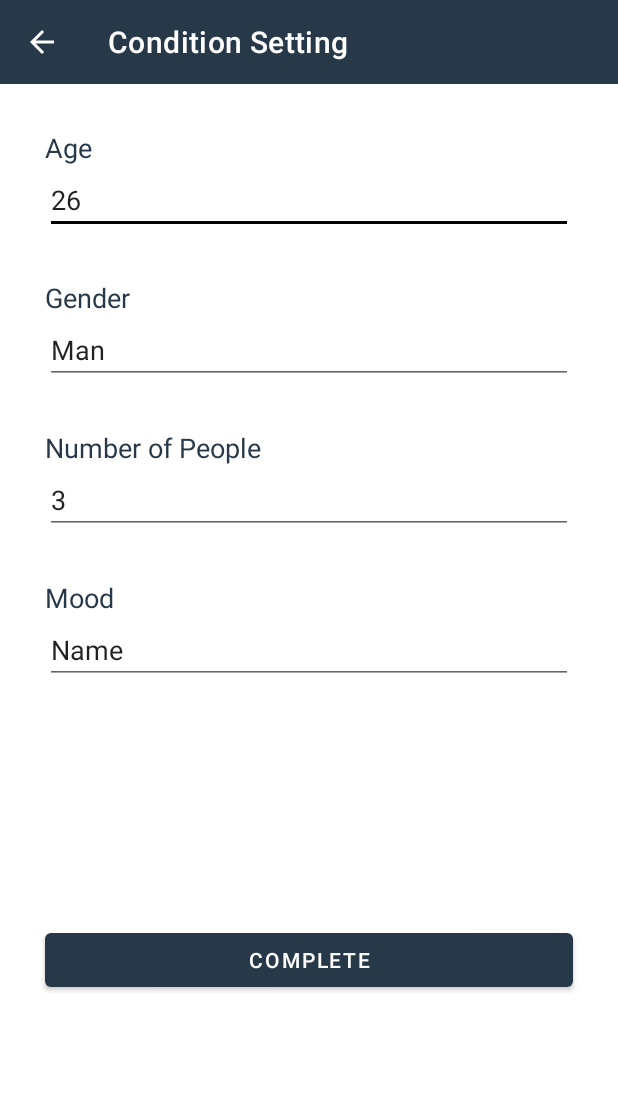
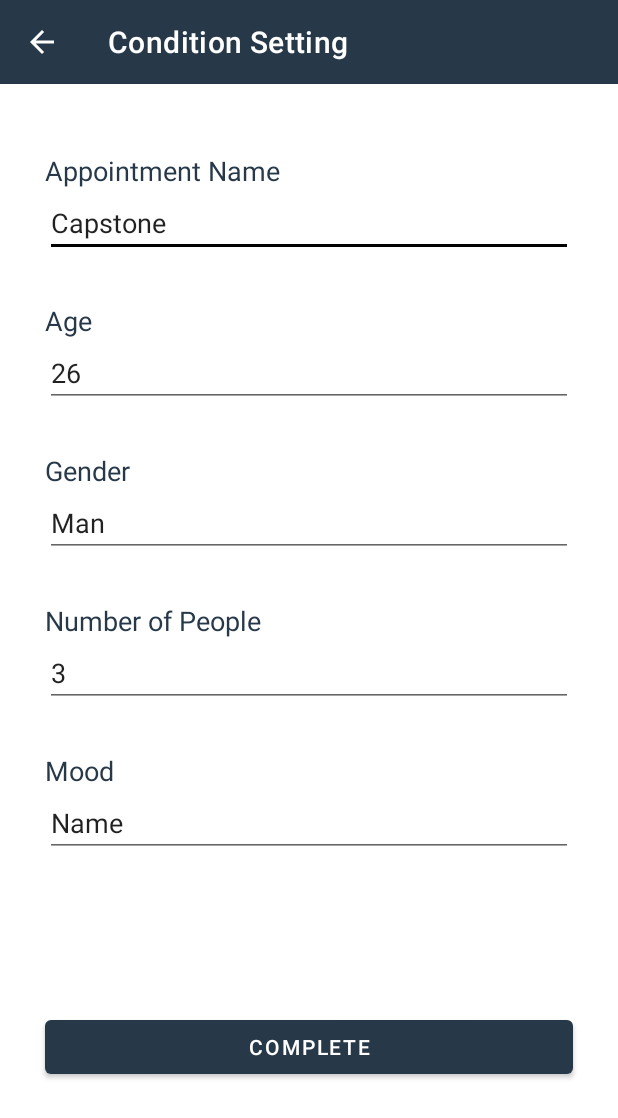
Before and after one commit to Capstone-Medium-Distance-App/Capstone-MDA-Android, an Android app: the LocationSettingFragment screen opened directly, with no data from a screen before it, on a phone screen of 412 x 824 dp. Shown: the top 1118 px of the screen. Run offline under Robolectric (Android 15) with nearby library versions, the light colour scheme and no system bars.

Commit message:
Update : location_setting에서 약속이름추가 , schedule_review text값 변경

```diff
--- a/app/src/main/res/layout/fragment_location_setting.xml
+++ b/app/src/main/res/layout/fragment_location_setting.xml
@@ -24,7 +24,27 @@
 
 
         <TextView
+            android:layout_marginTop="15dp"
+            android:id="@+id/textView30"
+            android:layout_width="match_parent"
+            android:layout_height="wrap_content"
+            android:lineSpacingExtra="9sp"
+            android:textColor="#273849"
+            android:textSize="18sp"
+            android:textStyle="normal"
+            android:text="Appointment Name" />
+
+        <EditText
+            android:id="@+id/textView29"
+            android:layout_width="match_parent"
+            android:layout_height="wrap_content"
+            android:ems="10"
+            android:inputType="textPersonName"
+            android:text="Capstone" />
+
+        <TextView
             android:id="@+id/textView"
+            android:layout_marginTop="30dp"
             android:layout_width="match_parent"
             android:layout_height="wrap_content"
             android:lineSpacingExtra="9sp"
--- a/app/src/main/res/layout/fragment_schedule__review.xml
+++ b/app/src/main/res/layout/fragment_schedule__review.xml
@@ -33,7 +33,7 @@
             android:layout_width="match_parent"
             android:layout_height="wrap_content"
             android:layout_marginTop="60dp"
-            android:text="약속 장소에 대한 평가를 해주세요"
+            android:text="해당 분위기에 만족하셨습니까?"
             android:textSize="18sp" />
 
         <RatingBar
@@ -50,7 +50,7 @@
             android:layout_width="match_parent"
             android:layout_height="wrap_content"
             android:layout_marginTop="40dp"
-            android:text="약속 장소에 대한 평가를 해주세요"
+            android:text="서비스 및 친절도에 만족하셨습니까?"
             android:textSize="18sp" />
 
         <RatingBar
@@ -67,7 +67,7 @@
             android:layout_width="match_parent"
             android:layout_height="wrap_content"
             android:layout_marginTop="40dp"
-            android:text="약속 장소에 대한 평가를 해주세요"
+            android:text="시설 및 편의성에 만족하셨습니까?"
             android:textSize="18sp" />
 
         <RatingBar
```
